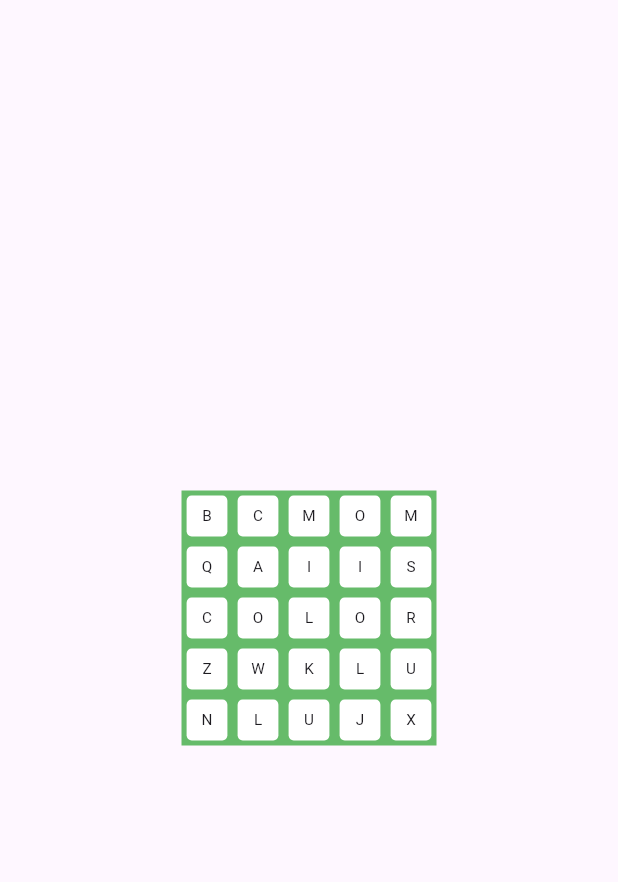
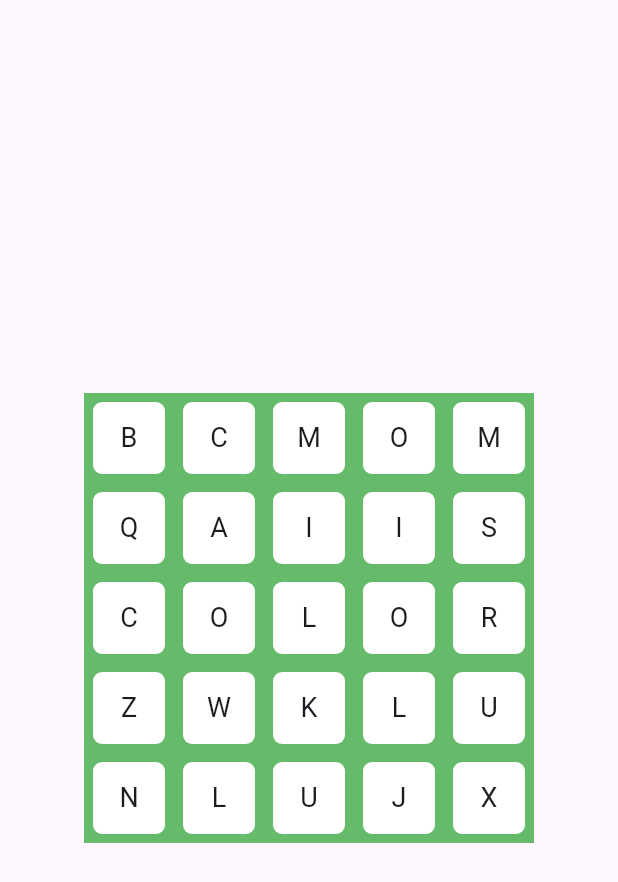
Before and after one commit to sami-bre/crossword_game, a Flutter app: the screen it shows after launch, on a phone screen of 412 x 824 dp. Shown: the top 882 px of the screen. Run offline on Flutter 3.47's test engine with Material 3 defaults, Android fonts, the phone set to English and light mode, and no system bars.

Commit message:
added a word, made the cells a little bigger. Nothing big, nothing concerning :)

```diff
--- a/lib/main.dart
+++ b/lib/main.dart
@@ -23,11 +23,11 @@ class MyApp extends StatelessWidget {
               "ZWKLU".split(''),
               "NLUJX".split(''),
             ],
-            cellSide: 34,
+            cellSide: 60,
             onLineDrawn: (List<String> words) {
               return false;
             },
-            words: const ["BALL", "MILK", "OWL", "MOM"],
+            words: const ["BALL", "MILK", "OWL", "MOM", "COLOR"],
           ),
         ),
       ),
```
